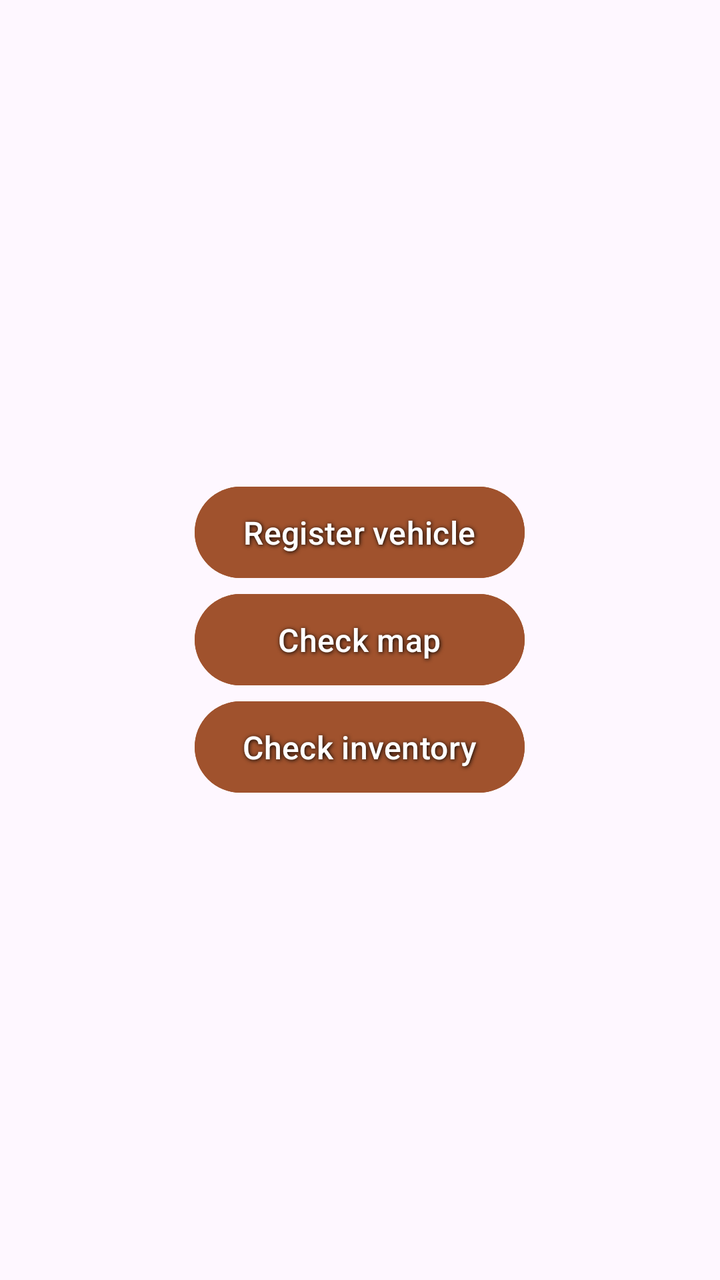
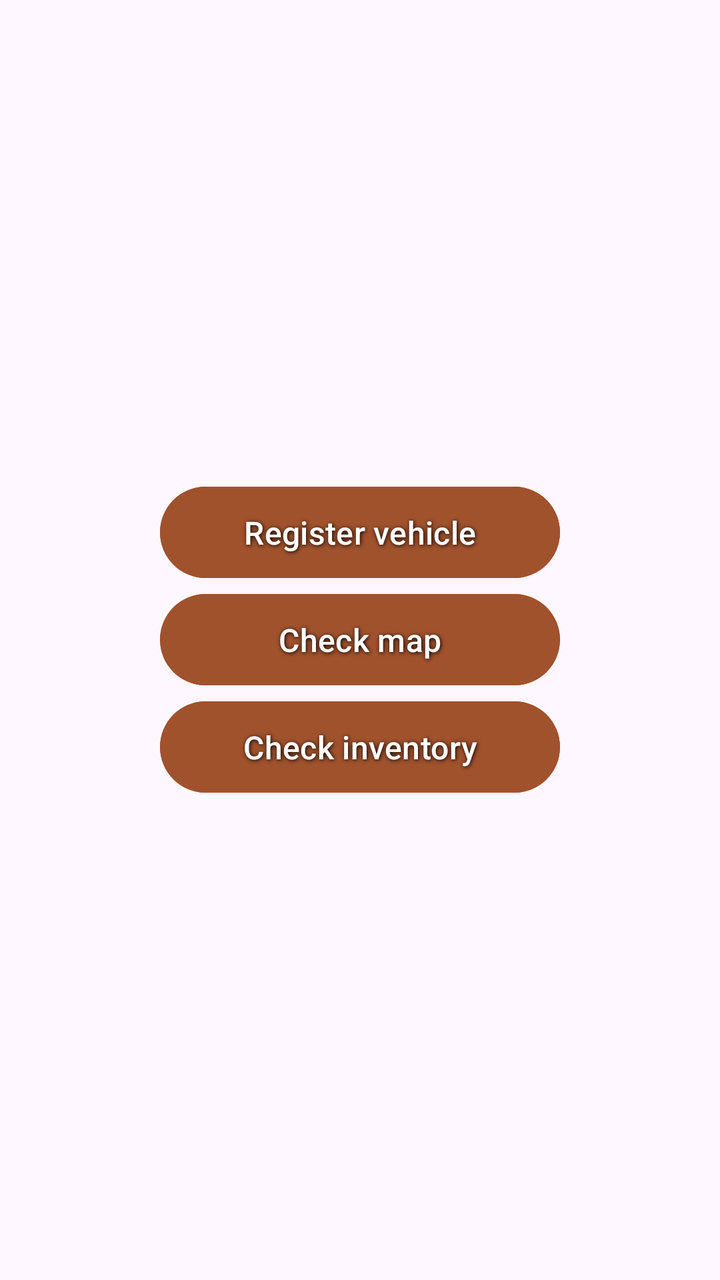

Screens rendered from an Android XML layout before and after an edit, with the pre-edit source and the edit as a unified diff.
<!-- AndroidManifest.xml: application theme Theme.ProjectDroid -->
<!-- res/layout/activity_main.xml -->
<?xml version="1.0" encoding="utf-8"?>
<LinearLayout xmlns:android="http://schemas.android.com/apk/res/android"
    android:layout_width="match_parent"
    android:layout_height="match_parent"
    android:gravity="center"
    android:orientation="vertical"
    android:padding="24dp">


    <Button
        android:id="@+id/respectBotton"
        android:layout_width="165dp"
        android:layout_height="wrap_content"
        android:backgroundTint="#A0522D"
        android:paddingHorizontal="24dp"
        android:paddingVertical="12dp"
        android:text="Register vehicle"
        android:textColor="#FFFFFF"
        android:textSize="16sp"
        android:shadowColor="#000000"
        android:shadowDx="1"
        android:shadowDy="1"
        android:shadowRadius="5" />

    <Button
        android:id="@+id/mapButton"
        android:layout_width="165dp"
        android:layout_height="wrap_content"
        android:backgroundTint="#A0522D"
        android:paddingHorizontal="24dp"
        android:paddingVertical="12dp"
        android:text="Check map"
        android:textColor="#FFFFFF"
        android:textSize="16sp"
        android:shadowColor="#000000"
        android:shadowDx="1"
        android:shadowDy="1"
        android:shadowRadius="5" />

    <Button
        android:id="@+id/inventoryButton"
        android:layout_width="165dp"
        android:layout_height="wrap_content"
        android:backgroundTint="#A0522D"
        android:paddingHorizontal="24dp"
        android:paddingVertical="12dp"
        android:text="Check inventory"
        android:textColor="#FFFFFF"
        android:textSize="16sp"
        android:shadowColor="#000000"
        android:shadowDx="1"
        android:shadowDy="1"
        android:shadowRadius="5" />




</LinearLayout>
<!-- resources referenced by this layout -->
<resources>
  <style name="Theme.ProjectDroid" parent="Base.Theme.ProjectDroid" />
  <style name="Base.Theme.ProjectDroid" parent="Theme.Material3.DayNight.NoActionBar">
          
          
      </style>
</resources>

<!-- the commit's change to res/layout/activity_main.xml (unified diff, before → after) -->
@@ -6,10 +6,9 @@
     android:orientation="vertical"
     android:padding="24dp">
 
-
     <Button
         android:id="@+id/respectBotton"
-        android:layout_width="165dp"
+        android:layout_width="200dp"
         android:layout_height="wrap_content"
         android:backgroundTint="#A0522D"
         android:paddingHorizontal="24dp"
@@ -24,7 +23,7 @@
 
     <Button
         android:id="@+id/mapButton"
-        android:layout_width="165dp"
+        android:layout_width="200dp"
         android:layout_height="wrap_content"
         android:backgroundTint="#A0522D"
         android:paddingHorizontal="24dp"
@@ -39,7 +38,7 @@
 
     <Button
         android:id="@+id/inventoryButton"
-        android:layout_width="165dp"
+        android:layout_width="200dp"
         android:layout_height="wrap_content"
         android:backgroundTint="#A0522D"
         android:paddingHorizontal="24dp"
